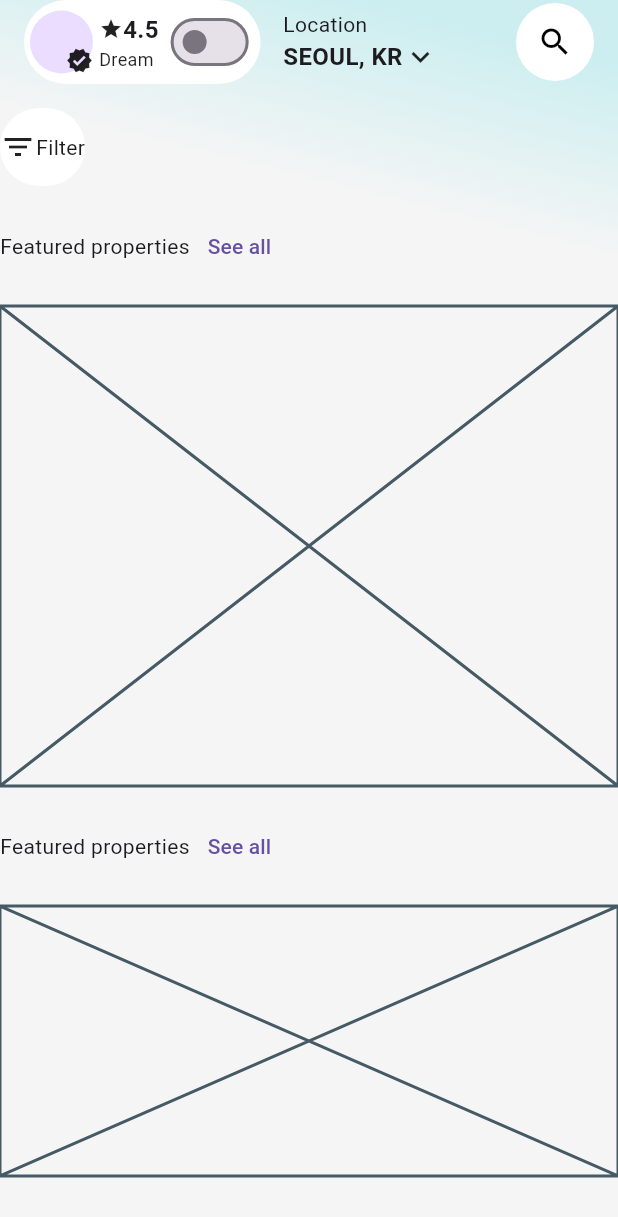
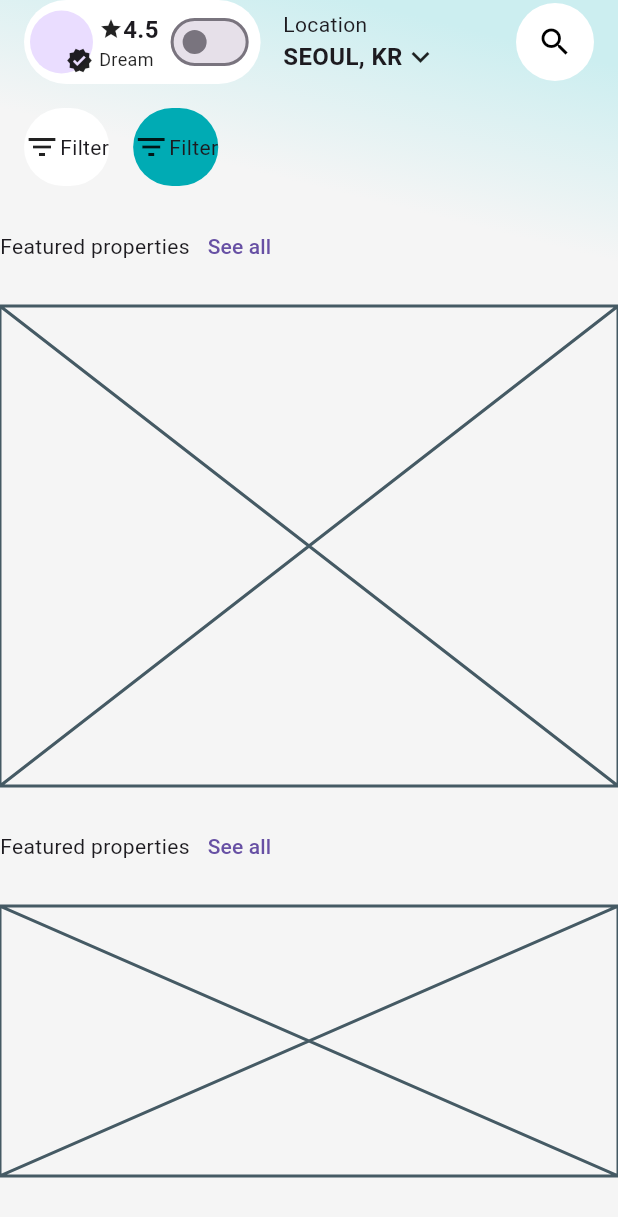
Before and after one commit to JAICHANGPARK/flutter_notebook_chapter_49, a Flutter app: the RealEstateHomePage screen opened directly, on a phone screen of 412 x 824 dp. Shown: the top 1217 px of the screen. Run offline on Flutter 3.47's test engine with Material 3 defaults, Android fonts, the phone set to English and light mode, and no system bars; our stand-ins replace dots_indicator, gap, google_fonts.

Commit message:
Update real_estate_home_page.dart

```diff
--- a/lib/ep2472_real_estate_app/ui/real_estate_home_page.dart
+++ b/lib/ep2472_real_estate_app/ui/real_estate_home_page.dart
@@ -134,9 +134,19 @@ class _RealEstateHomePageState extends State<RealEstateHomePage> {
                       scrollDirection: Axis.horizontal,
                       children: [
                         Container(
+                          margin: EdgeInsets.only(left: 16, right: 16),
                           decoration: ShapeDecoration(
                             shape: StadiumBorder(),
                             color: Colors.white,
+                          ),
+                          child: Row(
+                            children: [Icon(Icons.filter_list), Text("Filter")],
+                          ),
+                        ),
+                        Container(
+                          decoration: ShapeDecoration(
+                            shape: StadiumBorder(),
+                            color: Color.fromRGBO(0, 171, 180, 1),
                           ),
                           child: Row(
                             children: [Icon(Icons.filter_list), Text("Filter")],
```
